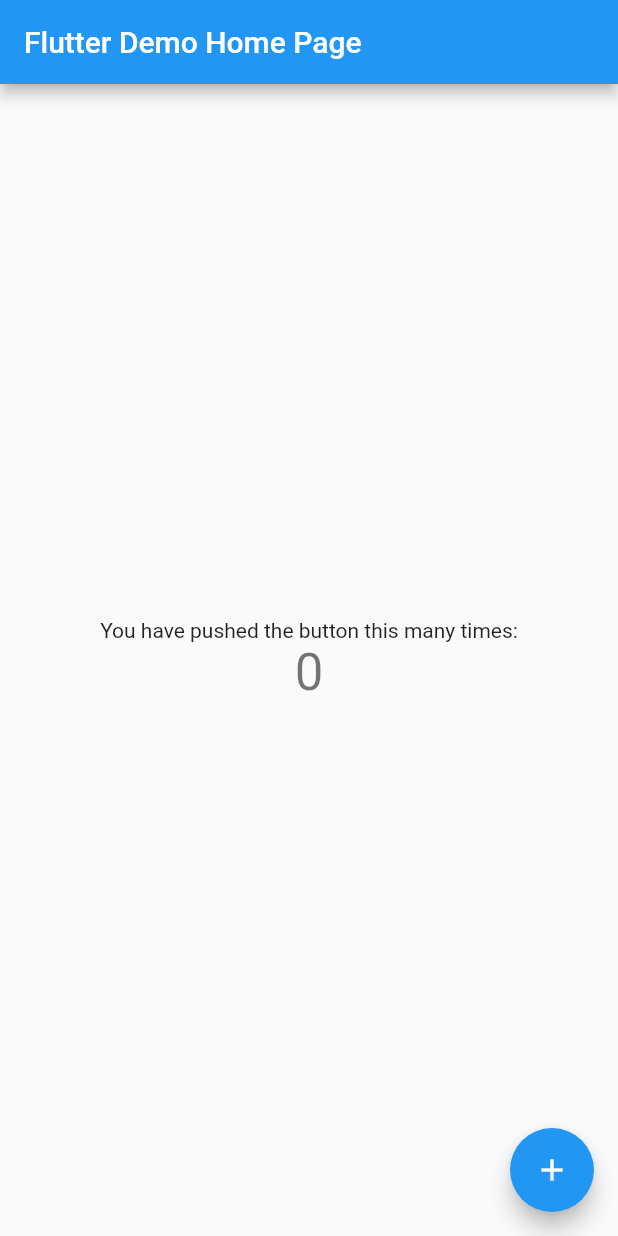
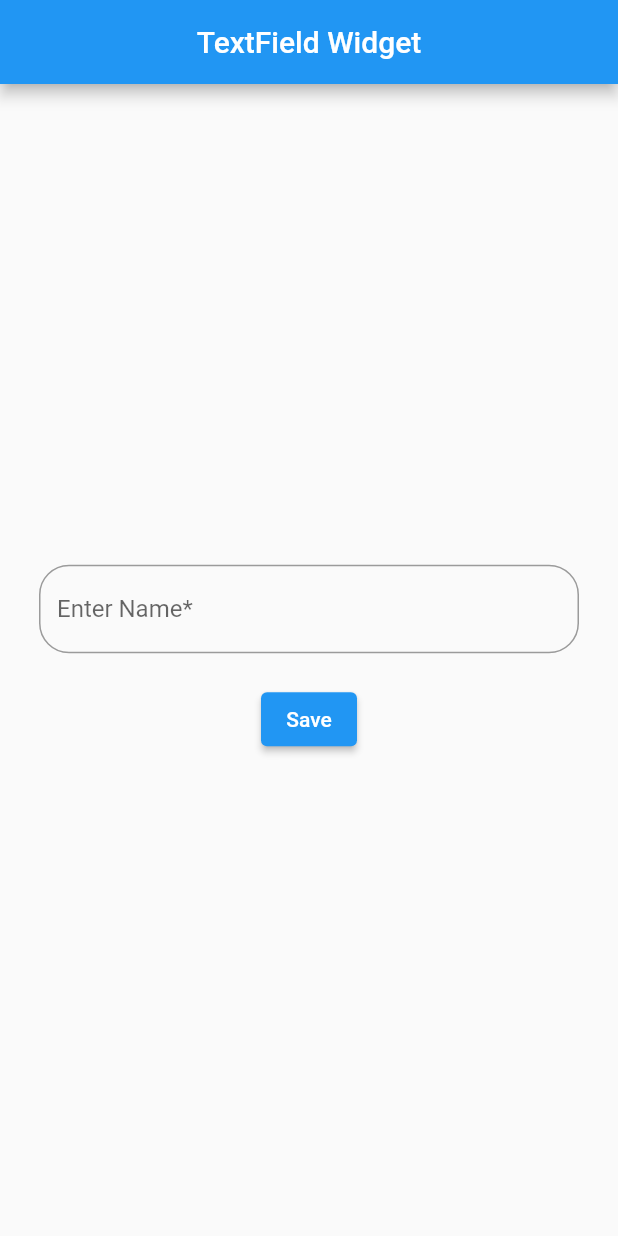
Before and after one commit to PHANIT-VONG/flutter-app2-3-5, a Flutter app: the screen it shows after launch, on a phone screen of 412 x 824 dp. Run offline on Flutter 3.47's test engine with Material 2 defaults, Android fonts, the phone set to English and light mode, and no system bars.

Commit message:
03/06/2022

```diff
--- a/lib/main.dart
+++ b/lib/main.dart
@@ -1,4 +1,7 @@
 import 'package:flutter/material.dart';
+import 'package:flutter_application_2/pages/test_statefull.dart';
+import 'package:flutter_application_2/pages/textfield_widget.dart';
+import 'pages/main_page.dart';
 
 void main() {
   runApp(const MyApp());
@@ -10,58 +13,12 @@ class MyApp extends StatelessWidget {
   @override
   Widget build(BuildContext context) {
     return MaterialApp(
+      debugShowCheckedModeBanner: false,
       title: 'Flutter Test widget',
       theme: ThemeData(
         primarySwatch: Colors.blue,
       ),
-      home: const MyHomePage(title: 'Flutter Demo Home Page'),
+      home: TextFieldWidget(),
     );
   }
 }
-
-class MyHomePage extends StatefulWidget {
-  const MyHomePage({Key? key, required this.title}) : super(key: key);
-
-  final String title;
-
-  @override
-  State<MyHomePage> createState() => _MyHomePageState();
-}
-
-class _MyHomePageState extends State<MyHomePage> {
-  int _counter = 0;
-
-  void _incrementCounter() {
-    setState(() {
-      _counter++;
-    });
-  }
-
-  @override
-  Widget build(BuildContext context) {
-    return Scaffold(
-      appBar: AppBar(
-        title: Text(widget.title),
-      ),
-      body: Center(
-        child: Column(
-          mainAxisAlignment: MainAxisAlignment.center,
-          children: <Widget>[
-            const Text(
-              'You have pushed the button this many times:',
-            ),
-            Text(
-              '$_counter',
-              style: Theme.of(context).textTheme.headline4,
-            ),
-          ],
-        ),
-      ),
-      floatingActionButton: FloatingActionButton(
-        onPressed: _incrementCounter,
-        tooltip: 'Increment',
-        child: const Icon(Icons.add),
-      ),
-    );
-  }
-}
--- /dev/null
+++ b/lib/pages/textfield_widget.dart
@@ -0,0 +1,57 @@
+import 'package:flutter/material.dart';
+
+class TextFieldWidget extends StatelessWidget {
+  TextFieldWidget({Key? key}) : super(key: key);
+
+  final name = TextEditingController();
+
+  @override
+  Widget build(BuildContext context) {
+    //String nameOnChang = '';
+    return Scaffold(
+      appBar: AppBar(
+        title: const Text('TextField Widget'),
+        centerTitle: true,
+      ),
+      body: Center(
+        child: Padding(
+          padding: const EdgeInsets.all(26.0),
+          child: Column(
+            mainAxisSize: MainAxisSize.min,
+            children: [
+              TextField(
+                // onChanged: (value) {
+                //   nameOnChang = value;
+                //   debugPrint(value);
+                // },
+                controller: name,
+                decoration: InputDecoration(
+                  hintText: 'Name',
+                  labelText: 'Enter Name*',
+                  border: OutlineInputBorder(
+                    borderRadius: BorderRadius.circular(20.0),
+                  ),
+                ),
+              ),
+              const SizedBox(height: 20),
+              ElevatedButton(
+                onPressed: () {
+                  ScaffoldMessenger.of(context).showSnackBar(
+                    SnackBar(
+                      duration: const Duration(seconds: 2),
+                      content: Text(name.text),
+                    ),
+                  );
+
+                  //debugPrint(nameOnChang);
+                  //debugPrint(name.text);
+                },
+                child: const Text('Save'),
+              ),
+            ],
+          ),
+        ),
+      ),
+    );
+  }
+}
```
Also changed, not shown: lib/pages/home_page.dart (added, +20 -0 lines), lib/pages/main_page.dart (added, +105 -0 lines), lib/pages/office_page.dart (added, +21 -0 lines), lib/pages/school_page.dart (added, +21 -0 lines), lib/pages/test_statefull.dart (added, +40 -0 lines), pubspec.yaml (+7 -7 lines), assets/fonts/Khmer-Regular.ttf (added), assets/fonts/NotoSansKhmer-Medium.ttf (added).
